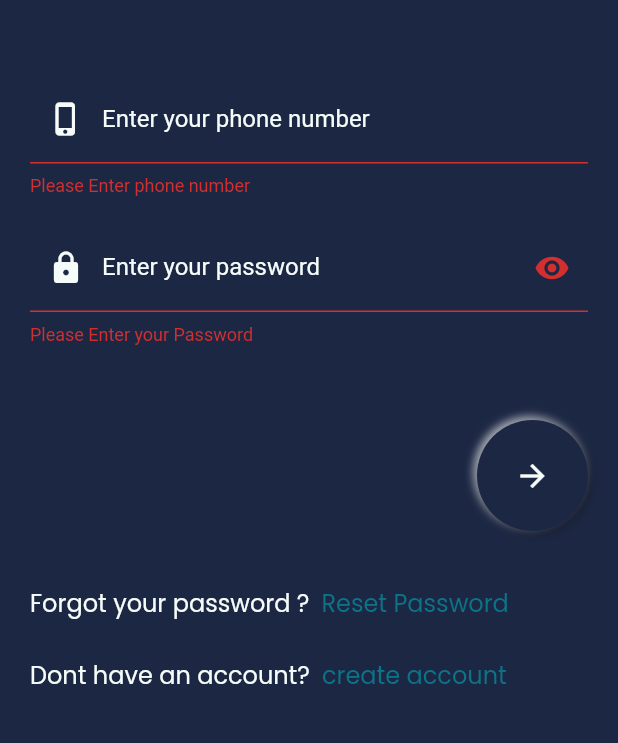
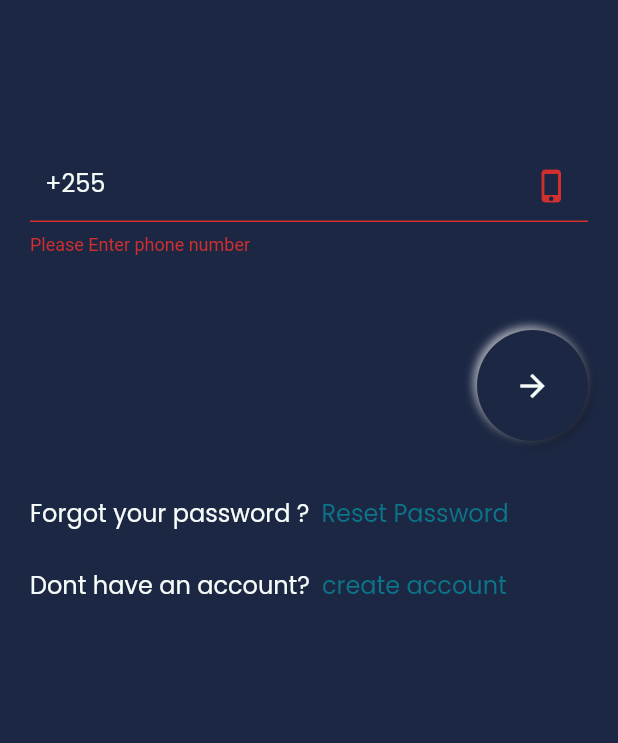
Before and after one commit to sammagafu/weXchange, a Flutter app: the LoginScreen screen opened by its route, after a tap on the "arrow forward" icon, on a phone screen of 412 x 824 dp, the part 330-1073 px from its top. Run offline on Flutter 3.47's test engine with Material 2 defaults, Android fonts, the phone set to English and light mode, and no system bars; drawn by our look-alikes of flutter_neumorphic; our stand-ins replace cloud_firestore, firebase_auth, firebase_core, flutter_svg, geolocator, google_maps_flutter and 2 more; missing offline and left inert: flutter_ringtone_player; accounts and stored records are empty.

Commit message:
enabled loging by OTP android and IOS

```diff
--- a/lib/screen/dashboard/userdashboard/deposit/banks.dart
+++ b/lib/screen/dashboard/userdashboard/deposit/banks.dart
@@ -26,7 +26,6 @@ class _BanksWidgetState extends State<BanksWidget> {
                 .copyWith(color: kPrimaryColor),
           ),
         ),
-        const SizedBox(height: 18),
         Material(
           borderRadius: BorderRadius.circular(10),
           color: kContentColorLightTheme,
--- a/lib/screen/dashboard/userdashboard/deposit/mno.dart
+++ b/lib/screen/dashboard/userdashboard/deposit/mno.dart
@@ -26,7 +26,6 @@ class _MnoState extends State<Mno> {
                 .copyWith(color: kPrimaryColor),
           ),
         ),
-        const SizedBox(height: 45),
         Material(
           borderRadius: BorderRadius.circular(10),
           color: kContentColorLightTheme,
--- a/lib/screen/dashboard/userdashboard/tabs/deposit.dart
+++ b/lib/screen/dashboard/userdashboard/tabs/deposit.dart
@@ -25,9 +25,6 @@ class _DepositState extends State<Deposit> {
       padding: const EdgeInsets.fromLTRB(15, 65, 15, 30),
       child: Column(
         children: [
-          const SizedBox(
-            height: 25,
-          ),
           Align(
             alignment: Alignment.topLeft,
             child: Text(
--- a/lib/screen/dashboard/userdashboard/tabs/home.dart
+++ b/lib/screen/dashboard/userdashboard/tabs/home.dart
@@ -48,9 +48,6 @@ class _HomeState extends State<Home> {
         mainAxisAlignment: MainAxisAlignment.start,
         crossAxisAlignment: CrossAxisAlignment.start,
         children: [
-          const SizedBox(
-            height: 25,
-          ),
           Align(
             alignment: Alignment.topLeft,
             child: Text(
@@ -172,7 +169,7 @@ class _HomeState extends State<Home> {
             child: StreamBuilder<QuerySnapshot>(
               stream: _db
                   .where("user", isEqualTo: _auth?.uid)
-                  .orderBy("request_time", descending: false)
+                  .orderBy("request_time", descending: true)
                   .limit(8)
                   .snapshots(),
               builder: (BuildContext context,
--- a/lib/screen/dashboard/userdashboard/tabs/withdraw.dart
+++ b/lib/screen/dashboard/userdashboard/tabs/withdraw.dart
@@ -19,9 +19,6 @@ class _WithdrawState extends State<Withdraw> {
       padding: const EdgeInsets.fromLTRB(15, 65, 15, 30),
       child: Column(
         children: [
-          const SizedBox(
-            height: 25,
-          ),
           Align(
             alignment: Alignment.topLeft,
             child: Text(
--- a/lib/screen/welcomescreen/login.dart
+++ b/lib/screen/welcomescreen/login.dart
@@ -1,15 +1,13 @@
-import 'package:cloud_firestore/cloud_firestore.dart';
-import 'package:firebase_auth/firebase_auth.dart';
 import 'package:flutter/material.dart';
 import 'package:flutter_neumorphic/flutter_neumorphic.dart';
 import 'package:flutter_svg/flutter_svg.dart';
 import 'package:we_exchange/constants/constants.dart';
-import 'package:we_exchange/screen/dashboard/admindashboard/agentdashboard.dart';
-import 'package:we_exchange/screen/dashboard/userdashboard/userdashboard.dart';
 import 'package:we_exchange/screen/registration/registerAgent.dart';
+import 'package:we_exchange/screen/registration/verifyPin.dart';
 
 class LoginScreen extends StatefulWidget {
   static String id = "Login Account";
+
   const LoginScreen({Key? key}) : super(key: key);
 
   @override
@@ -17,19 +15,13 @@ class LoginScreen extends StatefulWidget {
 }
 
 class _LoginScreenState extends State<LoginScreen> {
-
-  final CollectionReference _firestore =
-      FirebaseFirestore.instance.collection("user_profile");
   String errorMessage = '';
   final _formKey = GlobalKey<FormState>();
   TextEditingController phoneNumberController = TextEditingController();
-  TextEditingController passwordController = TextEditingController();
   bool _isObscure = true;
 
   @override
   Widget build(BuildContext context) {
-
-
     return Scaffold(
       backgroundColor: kPrimaryColor,
       body: SingleChildScrollView(
@@ -47,7 +39,7 @@ class _LoginScreenState extends State<LoginScreen> {
                   color: kContentDarkTheme,
                   height: 85.0,
                 ),
-                const SizedBox(height: 50),
+                const SizedBox(height: 100),
                 TextFormField(
                   controller: phoneNumberController,
                   keyboardType: TextInputType.phone,
@@ -61,54 +53,15 @@ class _LoginScreenState extends State<LoginScreen> {
                     }
                     return null;
                   },
-                  decoration: const InputDecoration(
-                    prefixIcon: Icon(
-                      Icons.phone_iphone,
-                      color: kContentDarkTheme,
-                    ),
-                    labelText: "Enter your phone number",
-                    labelStyle: TextStyle(color: kContentDarkTheme),
-                    focusedBorder: OutlineInputBorder(
-                      borderSide: BorderSide(
-                        color: kContentDarkTheme,
-                        width: 1,
+                  decoration: InputDecoration(
+                    suffixIcon: const Icon(Icons.phone_iphone),
+                    prefixIcon: Padding(
+                      padding: const EdgeInsets.all(10),
+                      child: Text(
+                        "+255",
+                        style: Theme.of(context).textTheme.bodyText2,
                       ),
                     ),
-                    enabledBorder: OutlineInputBorder(
-                      borderSide: BorderSide(
-                        color: kContentDarkTheme,
-                        width: 1,
-                      ),
-                    ),
-                  ),
-                ),
-                const SizedBox(height: 18),
-                TextFormField(
-                  controller: passwordController,
-                  autofocus: false,
-                  obscureText: _isObscure,
-                  validator: (value) {
-                    if (value!.isEmpty) {
-                      return ("Please Enter your Password");
-                    }
-                  },
-                  decoration: InputDecoration(
-                    prefixIcon: const Icon(
-                      Icons.lock,
-                      color: kContentDarkTheme,
-                    ),
-                    suffixIcon: IconButton(
-                      icon: Icon(
-                        _isObscure ? Icons.visibility : Icons.visibility_off,
-                      ),
-                      onPressed: () {
-                        setState(() {
-                          _isObscure = !_isObscure;
-                        });
-                      },
-                    ),
-                      // child: Icon(Icons.remove_red_eye,color: kContentDarkTheme,)
-                    labelText: "Enter your password",
                     labelStyle: const TextStyle(color: kContentDarkTheme),
                     focusedBorder: const OutlineInputBorder(
                       borderSide: BorderSide(
@@ -139,7 +92,18 @@ class _LoginScreenState extends State<LoginScreen> {
                     NeumorphicButton(
                       margin: const EdgeInsets.only(top: 12),
                       padding: const EdgeInsets.all(25),
-                      onPressed: signIn,
+                      onPressed: () {
+                        final formState = _formKey.currentState;
+                        if (formState!.validate()) {
+                          Navigator.push(
+                              context,
+                              MaterialPageRoute(
+                                  builder: (context) => VerifyPin(
+                                        phoneNumber:
+                                            "+255${phoneNumberController.text.toString()}",
+                                      )));
+                        }
+                      },
                       style: const NeumorphicStyle(
                         lightSource: LightSource.topLeft,
                         shape: NeumorphicShape.flat,
@@ -195,36 +159,4 @@ class _LoginScreenState extends State<LoginScreen> {
       ),
     );
   }
-
-  Future<void> signIn() async {
-    final formState = _formKey.currentState;
-    if (formState!.validate()) {
-      try {
-        UserCredential user = await FirebaseAuth.instance
-            .signInWithEmailAndPassword(
-                email: phoneNumberController.text, password: passwordController.text);
-        var userData = FirebaseAuth.instance.currentUser;
-
-        var userStatus =
-            await _firestore.where("uiid", isEqualTo: userData?.uid).get();
-        var is_agent = userStatus.docs.first.get("is_agent");
-        print(userStatus.docs.first.data());
-        if (is_agent == true) {
-          Navigator.pushNamed(context, AgentDashboard.id);
-        } else {
-          Navigator.pushNamed(context, UserDashboard.id);
-        }
-      } on FirebaseAuthException catch (err) {
-        if (err.code == 'user-not-found') {
-          setState(() {
-            errorMessage = "Wrong Email Entered please check";
-          });
-        } else if (err.code == 'wrong-password') {
-          setState(() {
-            errorMessage = "Wrong Password please try again";
-          });
-        }
-      }
-    }
-  }
 }
--- a/pubspec.yaml
+++ b/pubspec.yaml
@@ -41,6 +41,7 @@ dependencies:
   provider: ^6.0.2
   smooth_star_rating_null_safety: ^1.0.4+2
   google_maps_widget: ^0.0.9
+  pinput: ^1.2.0
 
 #  localization package
   flutter_localizations: # Add this line
```
Also changed, not shown: lib/main.dart (+5 -5 lines), lib/screen/registration/verifyPin.dart (+9 -6 lines), lib/screen/welcomescreen/language.dart (line endings or trailing spaces), pubspec.lock, 32 other files.
